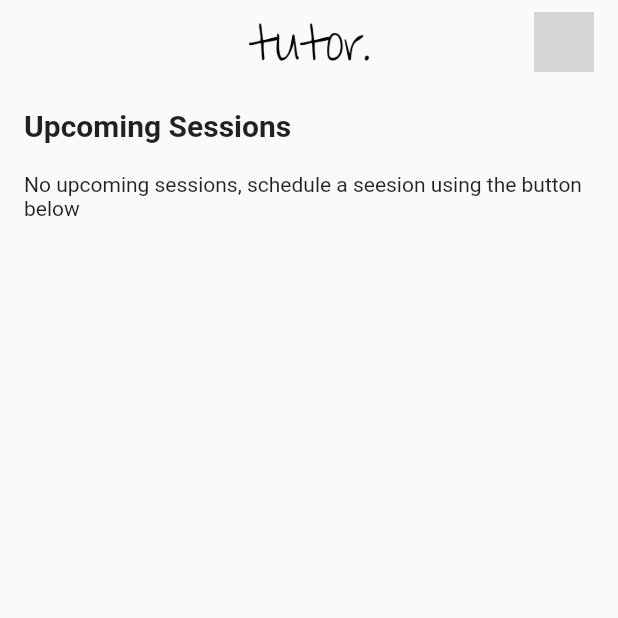
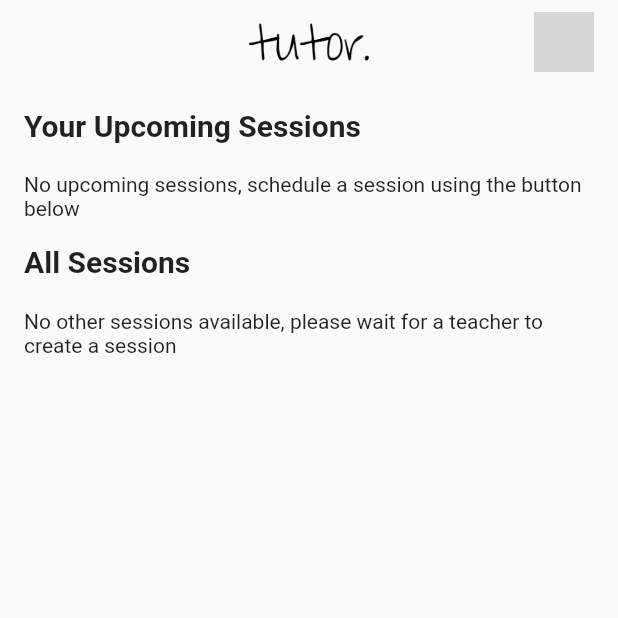
Before and after one commit to AgoraIO-Community/tutoring-reference-app, a Flutter app: the screen it shows once a user with an empty profile is signed in, on a phone screen of 412 x 824 dp, the top half of it. Run offline on Flutter 3.47's test engine with Material 2 defaults, Android fonts, the phone set to English and light mode, and no system bars; our stand-ins replace cloud_firestore, firebase_auth, firebase_core, firebase_storage, flutter_riverpod, image_picker; accounts and stored records are empty; network calls fail; grey boxes are pictures that could not be loaded.

Commit message:
feat: schedule a session in the future

```diff
--- a/lib/models/session.dart
+++ b/lib/models/session.dart
@@ -1,12 +1,11 @@
 import 'dart:convert';
-
-import 'package:cloud_firestore/cloud_firestore.dart';
 
 class Session {
   final String teacherName;
   final String teacherPic;
   final String? student;
   final String subject;
+  final String className;
   final DateTime time;
 
   Session({
@@ -14,6 +13,7 @@ class Session {
     required this.teacherPic,
     this.student,
     required this.subject,
+    required this.className,
     required this.time,
   });
 
@@ -22,6 +22,7 @@ class Session {
     String? teacherPic,
     String? student,
     String? subject,
+    String? className,
     DateTime? time,
   }) {
     return Session(
@@ -29,6 +30,7 @@ class Session {
       teacherPic: teacherPic ?? this.teacherPic,
       student: student ?? this.student,
       subject: subject ?? this.subject,
+      className: className ?? this.className,
       time: time ?? this.time,
     );
   }
@@ -39,6 +41,7 @@ class Session {
       'teacherPic': teacherPic,
       'student': student,
       'subject': subject,
+      'className': className,
       'time': time.millisecondsSinceEpoch,
     };
   }
@@ -49,8 +52,8 @@ class Session {
       teacherPic: map['teacherPic'] ?? '',
       student: map['student'],
       subject: map['subject'] ?? '',
-      time: DateTime.fromMillisecondsSinceEpoch(
-          (map['time'] as Timestamp).millisecondsSinceEpoch),
+      className: map['className'] ?? '',
+      time: DateTime.fromMillisecondsSinceEpoch(map['time']),
     );
   }
 
@@ -61,7 +64,7 @@ class Session {
 
   @override
   String toString() {
-    return 'Session(teacherName: $teacherName, teacherPic: $teacherPic, student: $student, subject: $subject, time: $time)';
+    return 'Session(teacherName: $teacherName, teacherPic: $teacherPic, student: $student, subject: $subject, className: $className, time: $time)';
   }
 
   @override
@@ -73,6 +76,7 @@ class Session {
         other.teacherPic == teacherPic &&
         other.student == student &&
         other.subject == subject &&
+        other.className == className &&
         other.time == time;
   }
 
@@ -82,6 +86,7 @@ class Session {
         teacherPic.hashCode ^
         student.hashCode ^
         subject.hashCode ^
+        className.hashCode ^
         time.hashCode;
   }
 }
--- a/lib/models/user.dart
+++ b/lib/models/user.dart
@@ -1,14 +1,13 @@
 import 'dart:convert';
 
 import 'package:flutter/foundation.dart';
-import 'package:tutor/models/session.dart';
 
 class FirebaseUser {
   final String email;
   final String name;
   final String profilePic;
   final bool teacher;
-  final List<Session> upcomingSessions;
+  final List<String> upcomingSessions;
 
   const FirebaseUser({
     required this.email,
@@ -23,7 +22,7 @@ class FirebaseUser {
     String? name,
     String? profilePic,
     bool? teacher,
-    List<Session>? upcomingSessions,
+    List<String>? upcomingSessions,
   }) {
     return FirebaseUser(
       email: email ?? this.email,
@@ -40,7 +39,7 @@ class FirebaseUser {
       'name': name,
       'profilePic': profilePic,
       'teacher': teacher,
-      'upcomingSessions': upcomingSessions.map((x) => x.toMap()).toList(),
+      'upcomingSessions': upcomingSessions,
     };
   }
 
@@ -50,8 +49,7 @@ class FirebaseUser {
       name: map['name'] ?? '',
       profilePic: map['profilePic'] ?? '',
       teacher: map['teacher'] ?? false,
-      upcomingSessions: List<Session>.from(
-          map['upcomingSessions']?.map((x) => Session.fromMap(x)) ?? []),
+      upcomingSessions: List<String>.from(map['upcomingSessions'] ?? []),
     );
   }
 
--- a/lib/pages/home.dart
+++ b/lib/pages/home.dart
@@ -2,7 +2,9 @@ import 'package:firebase_auth/firebase_auth.dart';
 import 'package:flutter/material.dart';
 import 'package:flutter_riverpod/flutter_riverpod.dart';
 
+import '../models/session.dart';
 import '../providers/user_provider.dart';
+import 'create.dart';
 import 'settings.dart';
 
 class Home extends ConsumerWidget {
@@ -12,23 +14,28 @@ class Home extends ConsumerWidget {
   Widget build(BuildContext context, WidgetRef ref) {
     LocalUser currentUser = ref.watch(userProvider);
 
-    ListView upcomingSessions() {
-      if (currentUser.user.upcomingSessions.isEmpty) {
+    ListView sessionList(List<Session> sessions,
+        {required bool forCurrentUser}) {
+      if (sessions.isEmpty) {
         return ListView(
           shrinkWrap: true,
           physics: const NeverScrollableScrollPhysics(),
           children: [
             Container(
               margin: const EdgeInsets.only(top: 20.0, left: 16, right: 16),
-              child: const Text(
-                "No upcoming sessions, schedule a seesion using the button below",
-              ),
+              child: forCurrentUser
+                  ? const Text(
+                      "No upcoming sessions, schedule a session using the button below",
+                    )
+                  : const Text(
+                      "No other sessions available, please wait for a teacher to create a session",
+                    ),
             ),
           ],
         );
       }
       return ListView.builder(
-        itemCount: currentUser.user.upcomingSessions.length,
+        itemCount: sessions.length,
         shrinkWrap: true,
         physics: const NeverScrollableScrollPhysics(),
         itemBuilder: (context, index) {
@@ -42,7 +49,7 @@ class Home extends ConsumerWidget {
               children: [
                 CircleAvatar(
                   backgroundImage: NetworkImage(
-                    currentUser.user.upcomingSessions[index].teacherPic,
+                    sessions[index].teacherPic,
                   ),
                   onBackgroundImageError: (exception, stackTrace) {},
                 ),
@@ -51,14 +58,14 @@ class Home extends ConsumerWidget {
                   crossAxisAlignment: CrossAxisAlignment.start,
                   children: [
                     Text(
-                      currentUser.user.upcomingSessions[index].teacherName,
+                      sessions[index].teacherName,
                       style: const TextStyle(
                         fontWeight: FontWeight.bold,
                         fontSize: 16,
                       ),
                     ),
                     Text(
-                      currentUser.user.upcomingSessions[index].subject,
+                      sessions[index].subject,
                       style: const TextStyle(),
                     ),
                   ],
@@ -136,11 +143,30 @@ class Home extends ConsumerWidget {
                 const Padding(
                   padding: EdgeInsets.only(left: 16.0, top: 16),
                   child: Text(
-                    "Upcoming Sessions",
+                    "Your Upcoming Sessions",
                     style: TextStyle(fontWeight: FontWeight.bold, fontSize: 20),
                   ),
                 ),
-                upcomingSessions(),
+                FutureBuilder(
+                  future:
+                      ref.read(userProvider.notifier).getUpcomingUserSessions(),
+                  builder: (context, data) {
+                    return sessionList(data.data ?? [], forCurrentUser: true);
+                  },
+                ),
+                const Padding(
+                  padding: EdgeInsets.only(left: 16.0, top: 16),
+                  child: Text(
+                    "All Sessions",
+                    style: TextStyle(fontWeight: FontWeight.bold, fontSize: 20),
+                  ),
+                ),
+                FutureBuilder(
+                  future: ref.read(userProvider.notifier).getAllOtherSessions(),
+                  builder: (context, data) {
+                    return sessionList(data.data ?? [], forCurrentUser: false);
+                  },
+                ),
               ],
             ),
           ),
@@ -148,7 +174,12 @@ class Home extends ConsumerWidget {
       ),
       floatingActionButton: currentUser.user.teacher
           ? FloatingActionButton.extended(
-              onPressed: () {},
+              onPressed: () {
+                Navigator.of(context)
+                    .push(MaterialPageRoute(builder: (context) {
+                  return const CreateSession();
+                }));
+              },
               label: const Text("Schedule Session"),
             )
           : Container(),
--- a/lib/providers/user_provider.dart
+++ b/lib/providers/user_provider.dart
@@ -3,6 +3,7 @@ import 'dart:io';
 import 'package:cloud_firestore/cloud_firestore.dart';
 import 'package:firebase_storage/firebase_storage.dart';
 import 'package:flutter_riverpod/flutter_riverpod.dart';
+import 'package:tutor/models/session.dart';
 
 import '../models/user.dart';
 
@@ -115,4 +116,43 @@ class UserNotifier extends StateNotifier<LocalUser> {
           upcomingSessions: []),
     );
   }
+
+  Future<void> scheduleSession(Session session) async {
+    DocumentReference docRef =
+        await _firestore.collection("sessions").add(session.toMap());
+    await _firestore.collection("users").doc(state.id).update({
+      'upcomingSessions': FieldValue.arrayUnion([docRef.id])
+    });
+    state = state.copyWith(
+        user: state.user.copyWith(
+            upcomingSessions: [...state.user.upcomingSessions, docRef.id]));
+  }
+
+  Future<List<Session>> getUpcomingUserSessions() async {
+    List<Session> sessions = [];
+    for (String sessionId in state.user.upcomingSessions) {
+      DocumentSnapshot snapshot =
+          await _firestore.collection("sessions").doc(sessionId).get();
+      sessions.add(Session.fromMap(snapshot.data() as Map<String, dynamic>));
+    }
+    return sessions;
+  }
+
+  Future<Session> getSession(String sessionId) async {
+    DocumentSnapshot snapshot =
+        await _firestore.collection("sessions").doc(sessionId).get();
+    Session session = Session.fromMap(snapshot.data() as Map<String, dynamic>);
+    return session;
+  }
+
+  Future<List<Session>> getAllOtherSessions() async {
+    QuerySnapshot response = await _firestore.collection("sessions").get();
+    List<Session> sessions = [];
+    if (state.id == "error") return [];
+    for (DocumentSnapshot snapshot in response.docs) {
+      if (state.user.upcomingSessions.contains(snapshot.id)) continue;
+      sessions.add(Session.fromMap(snapshot.data() as Map<String, dynamic>));
+    }
+    return sessions;
+  }
 }
--- a/pubspec.yaml
+++ b/pubspec.yaml
@@ -40,6 +40,7 @@ dependencies:
   flutter_riverpod: ^2.1.3
   firebase_storage: ^11.0.10
   image_picker: ^0.8.6+1
+  intl: ^0.17.0
 
 dev_dependencies:
   flutter_test:
```
Also changed, not shown: lib/pages/create.dart (added, +164 -0 lines), 1 other file.
